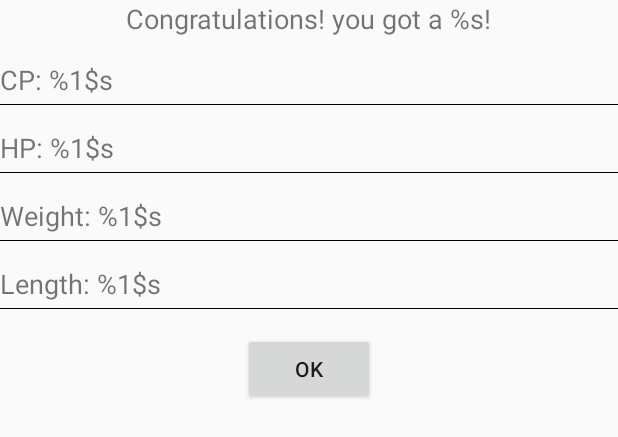
After one commit to f3lixz/EggSimulatorv2, an Android app: the layout pokemon_dialog.xml on its own in the app's theme, with its tools: preview values and no code run, on a phone screen of 412 x 824 dp. The commit adds this screen. Shown: the top 437 px of the screen. Run offline under Robolectric (Android 15) with nearby library versions, the phone set to English and light mode, and no system bars.

Commit message:
addded a custom dialog to show your pokemon

```diff
--- /dev/null
+++ b/app/src/main/res/layout/pokemon_dialog.xml
@@ -0,0 +1,73 @@
+<?xml version="1.0" encoding="utf-8"?>
+<LinearLayout xmlns:android="http://schemas.android.com/apk/res/android"
+    android:orientation="vertical" android:layout_width="match_parent"
+    android:layout_height="match_parent">
+    <TextView
+        android:layout_width="wrap_content"
+        android:layout_height="wrap_content"
+        android:text="@string/pokepop_title"
+        android:textSize="18sp"
+        android:layout_gravity="center_horizontal"/>
+
+    <TextView
+        android:id="@+id/cpText"
+        android:paddingTop="16dp"
+        android:textSize="18sp"
+        android:layout_width="wrap_content"
+        android:layout_height="wrap_content"
+        android:text="@string/pokepop_cp"
+        />
+    <View
+        android:layout_marginTop="4dp"
+        android:layout_width="match_parent"
+        android:layout_height="1px"
+        android:background="@android:color/black"/>
+    <TextView
+        android:id="@+id/hpText"
+        android:paddingTop="16dp"
+        android:textSize="18sp"
+        android:layout_width="wrap_content"
+        android:layout_height="wrap_content"
+        android:text="@string/pokepop_hp"
+        />
+    <View
+        android:layout_marginTop="4dp"
+        android:layout_width="match_parent"
+        android:layout_height="1px"
+        android:background="@android:color/black"/>
+    <TextView
+        android:id="@+id/weightText"
+        android:paddingTop="16dp"
+        android:textSize="18sp"
+        android:layout_width="wrap_content"
+        android:layout_height="wrap_content"
+        android:text="@string/pokepop_weight"
+        />
+    <View
+        android:layout_marginTop="4dp"
+        android:layout_width="match_parent"
+        android:layout_height="1px"
+        android:background="@android:color/black"/>
+    <TextView
+        android:id="@+id/heightText"
+        android:paddingTop="16dp"
+        android:textSize="18sp"
+        android:layout_width="wrap_content"
+        android:layout_height="wrap_content"
+        android:text="@string/pokepop_length"
+        />
+    <View
+        android:layout_marginTop="4dp"
+        android:layout_width="match_parent"
+        android:layout_height="1px"
+        android:background="@android:color/black"/>
+
+    <Button
+        android:id="@+id/ok_button"
+        android:layout_marginTop="16dp"
+        android:layout_width="wrap_content"
+        android:layout_height="wrap_content"
+        android:layout_gravity="center_horizontal"
+        android:text="@string/general_ok"/>
+
+</LinearLayout>
--- a/app/src/main/res/values/strings.xml
+++ b/app/src/main/res/values/strings.xml
@@ -1,5 +1,12 @@
 <resources>
     <string name="app_name">Egg Simulator</string>
     <string name="player_level_text">What level do you want to simulate being?</string>
+    <string name="pokepop_title">Congratulations! you got a %s!</string>
+    <string name="pokepop_name">Name: %1$s</string>
+    <string name="pokepop_hp">HP: %1$s</string>
+    <string name="pokepop_cp">CP: %1$s</string>
+    <string name="pokepop_weight">Weight: %1$s</string>
+    <string name="pokepop_length">Length: %1$s</string>
     <string name="general_continue">Continue</string>
+    <string name="general_ok">OK</string>
 </resources>
```
Also changed, not shown: app/src/main/java/se/eggmaster/eggsimulator/Fragments/EggOpenerFragment.java (added, +33 -0 lines), app/src/main/java/se/eggmaster/eggsimulator/UI/PokePopDialog.java (added, +51 -0 lines), app/src/main/res/layout/egg_opener_fragment.xml (added, +11 -0 lines).
